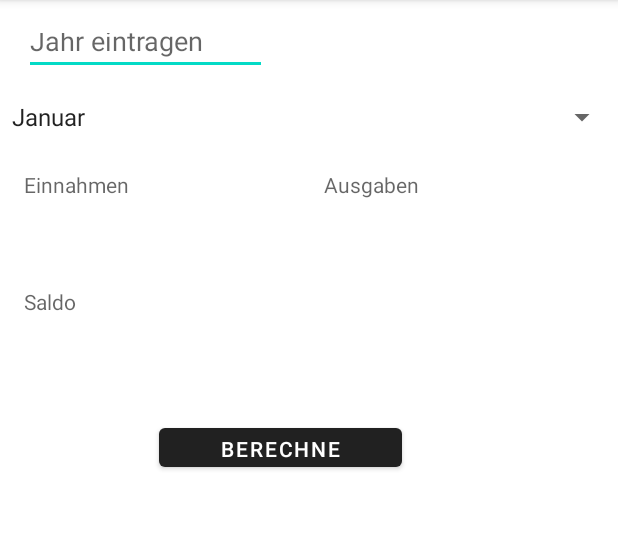
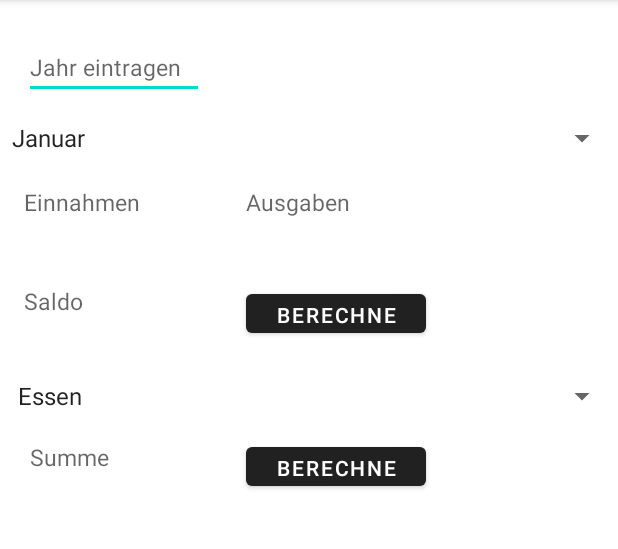
Before and after one commit to LucaM24/FinanceLast, an Android app: the Stats screen opened directly, with no data from a screen before it, on a phone screen of 412 x 824 dp, the part 84-633 px from its top. Run offline under Robolectric (Android 15) with nearby library versions, the phone set to English and light mode, and no system bars.

```diff
--- a/app/src/main/AndroidManifest.xml
+++ b/app/src/main/AndroidManifest.xml
@@ -12,7 +12,8 @@
         android:supportsRtl="true"
         android:theme="@style/AppTheme"
         tools:ignore="Instantiatable">
-        <activity android:name=".Stats"></activity>
+        <activity android:name=".changeEntry"></activity>
+        <activity android:name=".Stats" />
         <activity
             android:name=".MainActivity"
             android:label="@string/app_name">
--- a/app/src/main/java/com/example/finanzenroom/MainActivity.kt
+++ b/app/src/main/java/com/example/finanzenroom/MainActivity.kt
@@ -40,6 +40,11 @@ class MainActivity : AppCompatActivity() {
             val intent = Intent(this@MainActivity, Stats::class.java)
             startActivity(intent)
         }
+        val fab3 = findViewById<FloatingActionButton>(R.id.fab3)
+        fab3.setOnClickListener{
+            val intent = Intent(this@MainActivity, changeEntry::class.java)
+            startActivity(intent)
+        }
     }
 
     override fun onActivityResult(requestCode: Int, resultCode: Int, data: Intent?) {
--- a/app/src/main/java/com/example/finanzenroom/Stats.kt
+++ b/app/src/main/java/com/example/finanzenroom/Stats.kt
@@ -5,18 +5,25 @@ import android.os.Bundle
 import android.view.View
 import android.widget.*
 import androidx.activity.viewModels
+import androidx.lifecycle.LiveData
 import androidx.lifecycle.lifecycleScope
 import kotlinx.coroutines.CoroutineScope
+import kotlinx.coroutines.GlobalScope
 import kotlinx.coroutines.launch
 import kotlin.coroutines.CoroutineContext
 
 class Stats : AppCompatActivity(), AdapterView.OnItemSelectedListener {
+    //Elemente um Saldo des Monats zu berechnen
     private lateinit var spinner_monate : Spinner
     private lateinit var button_berechne : Button
     private lateinit var tV2 : TextView
     private lateinit var tV3 : TextView
     private lateinit var tV4 : TextView
     private lateinit var tVInt : TextView
+    //Elemente um Summe von Kategorien eines Monats zu bestimmen
+    private lateinit var tV7 : TextView
+    private lateinit var spinner_kat : Spinner
+    private lateinit var button_berechne2: Button
 
 
     val monate = arrayOf("Januar", "Februar", "März", "April", "Mai", "Juni", "Juli", "August", "September", "Oktober", "November", "Dezember")
@@ -47,31 +54,77 @@ class Stats : AppCompatActivity(), AdapterView.OnItemSelectedListener {
         tV3 = findViewById(R.id.textView3)
         tV4 = findViewById(R.id.textView5)
         tVInt = findViewById(R.id.editTextNumber)
+        val ListNonLD: List<Transaction> = transactionViewModel.allWordsAsNonLiveData()
         button_berechne.setOnClickListener{
-            val selectedMonthAsInteger = getMonthAsInt(spinner_monate.selectedItem.toString())
-            lifecycleScope.launch {
-                tV2.text = transactionViewModel.getMonthSum(2, 2021, "Einnahme").toString()
-                //tV2.text =
-                //    transactionViewModel.getMonthSum(
-                //        selectedMonthAsInteger,
-                //        Integer.parseInt(tVInt.text.toString()),
-                //        "Einnahme"
-                ///    ).toString()
-                //tV3.text =
-                //    transactionViewModel.getMonthSum(
-                 //       selectedMonthAsInteger,
-                 //       Integer.parseInt(tVInt.text.toString()),
-                 //       "Ausgabe"
-                 //   ).toString()
-                //tV4.text =
-                //    ((Integer.parseInt(tV2.text.toString()) - Integer.parseInt(tV3.text.toString())).toString())
+            if(!tVInt.text.isEmpty()) {
+                val selectedMonthAsInteger = getMonthAsInt(spinner_monate.selectedItem.toString())
+                val selectedYear = Integer.parseInt(tVInt.text.toString())
+                var summeEinnahmen = 0
+                var summeAusgaben = 0
+                //Unschöner Workaround
+                //val ListNonLD: List<Transaction> = transactionViewModel.allWordsAsNonLiveData() // <--- Falls er rumheult dann zurück in onCreate bzw onResume
+                for (i in ListNonLD.indices) {
+                    if (ListNonLD.get(i)._jahr == selectedYear) {
+                        if (ListNonLD.get(i)._mon == selectedMonthAsInteger) {
+                            if (ListNonLD.get(i)._art == "Einnahme") {
+                                summeEinnahmen = summeEinnahmen + ListNonLD.get(i)._bet
+                            }
+                            if (ListNonLD.get(i)._art == "Ausgabe") {
+                                summeAusgaben = summeAusgaben + ListNonLD.get(i)._bet
+                            }
+                        }
+                    }
+                }
+                tV2.text = "Einahmen: " + summeEinnahmen.toString() + " €"
+                tV3.text = "Ausgaben: " + summeAusgaben.toString() + " €"
+                tV4.text = "Saldo: " + (summeEinnahmen - summeAusgaben).toString() + " €"
+            } else {
+                Toast.makeText(
+                        applicationContext,
+                        "Bitte Jahr eintragen",
+                        Toast.LENGTH_LONG).show()
             }
+        }
+
+        tV7 = findViewById(R.id.textView7)
+        spinner_kat = findViewById(R.id.spinner_kat)
+        button_berechne2 = findViewById(R.id.buttonBerechne2)
+
+        //Spinner mit großen Array über alle Kategorien füllen
+        //val concat = R.array.kategorienAusgaben.plus(R.array.kategorienEinahmen)
+        spinner_kat.onItemSelectedListener = this
+            ArrayAdapter.createFromResource(
+                    this,
+                    R.array.alleKats,
+                    android.R.layout.simple_spinner_item
+            ).also {    adapter ->
+                adapter.setDropDownViewResource(android.R.layout.simple_spinner_dropdown_item)
+                spinner_kat.adapter = adapter
+                spinner_kat.prompt = "Kategorien"
+            }
+        button_berechne2.setOnClickListener{
+            tV7.text = getSumOfKat(ListNonLD, getMonthAsInt(spinner_monate.selectedItem.toString()), Integer.parseInt(tVInt.text.toString()), spinner_kat.selectedItem.toString()).toString()  + " €"
         }
 
 
 
     }
+    //Methode die die Summe des Kategorie wählt im ausgewähltem Monat entspricht
+    fun getSumOfKat(list: List<Transaction>, monat: Int, jahr: Int, kat: String) : Int{
+        var summe = 0
+        for(i in list.indices){
+            if(list.get(i)._jahr == jahr){
+                if(list.get(i)._mon == monat){
+                    if(list.get(i)._kat == kat) {
+                        summe = summe + list.get(i)._bet
+                    }
+                }
+            }
+        }
+        return summe
+    }
 
+    //Monat als Int bekommen
     fun getMonthAsInt(monat: String) : Int{
         when(monat) {
             "Januar" -> return 1
--- a/app/src/main/java/com/example/finanzenroom/TransactionDao.kt
+++ b/app/src/main/java/com/example/finanzenroom/TransactionDao.kt
@@ -15,10 +15,20 @@ interface TransactionDao{
         @Insert(onConflict = OnConflictStrategy.IGNORE)
         suspend fun insert(transaction: Transaction)
 
+        @Query("SELECT * FROM transactions_table")
+        fun getAllNonLD(): List<Transaction>
+
         @Query("DELETE FROM transactions_table")
         suspend fun deleteAll()
+
+        @Query("DELETE FROM transactions_table WHERE _id = (:id)")
+        fun deleteOne(id: Int)
 
         @Query("SELECT SUM(_bet) FROM transactions_table WHERE _mon = (:monat) AND _jahr = (:jahr) AND _art = (:art)")
         suspend fun getMonthSum(monat: Int, jahr: Int, art: String): Int
 
+        //Versuch über Liste und summe statt direkt über query
+        @Query("SELECT * FROM transactions_table WHERE _mon = (:monat) AND _jahr = (:jahr) AND _art = (:art)")
+        fun getAllFromMonth(monat: Int, jahr: Int, art: String): Flow<List<Transaction>>
+
 }
--- a/app/src/main/java/com/example/finanzenroom/TransactionViewModel.kt
+++ b/app/src/main/java/com/example/finanzenroom/TransactionViewModel.kt
@@ -1,6 +1,8 @@
 package com.example.finanzenroom
 
 import androidx.lifecycle.*
+import kotlinx.coroutines.GlobalScope
+import kotlinx.coroutines.async
 import kotlinx.coroutines.launch
 
 // Declares the DAO as a private property in the constructor. Pass in the DAO
@@ -13,6 +15,7 @@ class TransactionViewModel(private val repository: TransactionRepository) : View
     // - Repository is completely separated from the UI through the ViewModel.
     val allWords: LiveData<List<Transaction>> = repository.allWords.asLiveData()
 
+
     /**
      * Launching a new coroutine to insert the data in a non-blocking way
      */
@@ -20,8 +23,12 @@ class TransactionViewModel(private val repository: TransactionRepository) : View
         repository.insert(transaction)
     }
 
-    fun getMonthSum(monat: Int, jahr: Int, art: String) = viewModelScope.launch {
-        repository.getMonthSum(monat, jahr, art)
+    fun allWordsAsNonLiveData() : List<Transaction> {
+        return repository.allWordsNonFD
+    }
+
+    fun deleteOne(id: Int){
+        repository.deleteOne(id)
     }
 }
 
--- a/app/src/main/res/layout/activity_stats.xml
+++ b/app/src/main/res/layout/activity_stats.xml
@@ -32,59 +32,98 @@
         android:id="@+id/spinner_monate"
         android:layout_width="match_parent"
         android:layout_height="wrap_content"
-        android:layout_marginTop="66dp"
+        android:layout_marginTop="80dp"
         app:layout_constraintStart_toStartOf="parent"
         app:layout_constraintTop_toTopOf="parent" />
 
     <TextView
         android:id="@+id/textView2"
-        android:layout_width="162dp"
+        android:layout_width="120dp"
         android:layout_height="38dp"
         android:layout_marginStart="16dp"
-        android:layout_marginTop="23dp"
+        android:layout_marginTop="20dp"
         android:hint="@string/hint_Einnahme"
         app:layout_constraintStart_toStartOf="parent"
+        android:textSize = "15dp"
         app:layout_constraintTop_toBottomOf="@+id/spinner_monate" />
 
     <TextView
         android:id="@+id/textView3"
-        android:layout_width="162dp"
+        android:layout_width="120dp"
         android:layout_height="38dp"
-        android:layout_marginStart="38dp"
-        android:layout_marginTop="23dp"
+        android:layout_marginStart="28dp"
+        android:layout_marginTop="20dp"
         android:hint="@string/hint_Ausgabe"
         app:layout_constraintStart_toEndOf="@+id/textView2"
+        android:textSize = "15dp"
         app:layout_constraintTop_toBottomOf="@+id/spinner_monate" />
 
     <TextView
         android:id="@+id/textView5"
-        android:layout_width="162dp"
+        android:layout_width="120dp"
         android:layout_height="38dp"
         android:layout_marginStart="16dp"
-        android:layout_marginTop="40dp"
+        android:layout_marginTop="28dp"
         android:hint="@string/hint_Saldo"
+        app:layout_constraintStart_toStartOf="parent"
+        android:textSize = "15dp"
+        app:layout_constraintTop_toBottomOf="@+id/textView2" />
+
+    <Button
+        android:id="@+id/buttonBerechne"
+        android:layout_width="120dp"
+        android:layout_height="38dp"
+
+        android:layout_marginStart="28dp"
+
+
+        android:layout_marginTop="28dp"
+        android:text="Berechne Saldo"
+        app:layout_constraintStart_toEndOf="@+id/textView5"
+        app:layout_constraintTop_toBottomOf="@+id/textView3" />
+
+    <EditText
+        android:id="@+id/editTextNumber"
+        android:layout_width="120dp"
+        android:layout_height="38dp"
+        android:layout_marginStart="16dp"
+        android:layout_marginTop="28dp"
+        android:ems="10"
+        android:hint="Jahr eintragen"
+        android:inputType="number"
+        android:textSize = "15dp"
+        app:layout_constraintStart_toStartOf="parent"
+        app:layout_constraintTop_toTopOf="parent" />
+
+    <Spinner
+        android:id="@+id/spinner_kat"
+        android:layout_width="match_parent"
+        android:layout_height="wrap_content"
+        android:layout_marginStart="4dp"
+        android:layout_marginTop="252dp"
+        app:layout_constraintStart_toStartOf="parent"
+        app:layout_constraintTop_toTopOf="parent" />
+
+    <TextView
+        android:id="@+id/textView7"
+        android:layout_width="120dp"
+        android:layout_height="38dp"
+        android:layout_marginStart="20dp"
+        android:layout_marginTop="132dp"
+        android:hint="Summe"
+        android:textSize = "15dp"
         app:layout_constraintStart_toStartOf="parent"
         app:layout_constraintTop_toBottomOf="@+id/textView2" />
 
     <Button
-        android:id="@+id/buttonBerechne"
-        android:layout_width="162dp"
+        android:id="@+id/buttonBerechne2"
+        android:layout_width="120dp"
         android:layout_height="38dp"
-        android:layout_marginStart="106dp"
-        android:layout_marginTop="50dp"
-        android:text="Berechne Saldo"
-        app:layout_constraintStart_toStartOf="parent"
+
+        android:layout_marginStart="24dp"
+
+        android:layout_marginTop="64dp"
+        android:text="Berechne Summe"
+        app:layout_constraintStart_toEndOf="@+id/textView7"
         app:layout_constraintTop_toBottomOf="@+id/textView5" />
-
-    <EditText
-        android:id="@+id/editTextNumber"
-        android:layout_width="162dp"
-        android:layout_height="38dp"
-        android:layout_marginStart="16dp"
-        android:layout_marginTop="12dp"
-        android:ems="10"
-        android:inputType="number"
-        android:hint="Jahr eintragen"
-        app:layout_constraintStart_toStartOf="parent"
-        app:layout_constraintTop_toTopOf="parent" />
 </androidx.constraintlayout.widget.ConstraintLayout>
--- a/app/src/main/res/values/strings.xml
+++ b/app/src/main/res/values/strings.xml
@@ -10,7 +10,7 @@
     <string name="hint_Ausgabe">Ausgaben</string>
     <string name="hint_Einnahme">Einnahmen</string>
     <string name="hint_Saldo">Saldo</string>
-
+    <!-- Wenn Kategorien hinzugefüht wegen, dann bitte auch unten in das zusammengefügte Array hinzufügen -->
     <string-array name="kategorienAusgaben">
         <item>Essen</item>
         <item>Fixkosten</item>
@@ -21,7 +21,8 @@
         <item>Sonstige</item>
     </string-array>
     <string-array name="kategorienEinahmen">
-        <item>Gehalt</item>
+        <item>Hauptjob</item>
+        <item>Nebenjob</item>
         <item>Schenkung</item>
         <item>Leihe</item>
         <item>Pfand</item>
@@ -41,6 +42,20 @@
         <item>November</item>
         <item>Dezember</item>
     </string-array>
+    <string-array name="alleKats">
+        <item>Essen</item>
+        <item>Fixkosten</item>
+        <item>Nahrungseinkauf</item>
+        <item>Kauf von Gegenständen</item>
+        <item>Konsumgüter</item>
+        <item>Unterhaltung / Kultur</item>
+        <item>Sonstige</item>
+        <item>Gehalt</item>
+        <item>Schenkung</item>
+        <item>Leihe</item>
+        <item>Pfand</item>
+        <item>Erträge aus Verkäufen</item>
+    </string-array>
     <string name="buttonAusgaben">Ausgaben</string>
     <string name="buttonEinnahmen">Einnahmen</string>
 </resources>
```
Also changed, not shown: app/src/main/java/com/example/finanzenroom/TransactionListAdapter.kt (+2 -6 lines), app/src/main/java/com/example/finanzenroom/TransactionRepository.kt (+15 -0 lines), app/src/main/res/drawable/ic_baseline_delete_24.xml (added, +10 -0 lines), app/src/main/res/layout/activity_main.xml (+15 -0 lines).
